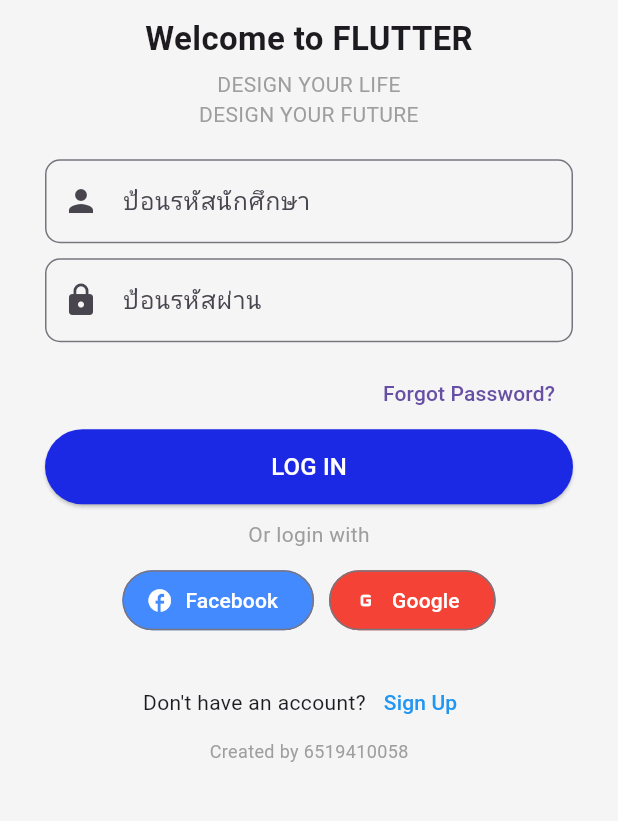
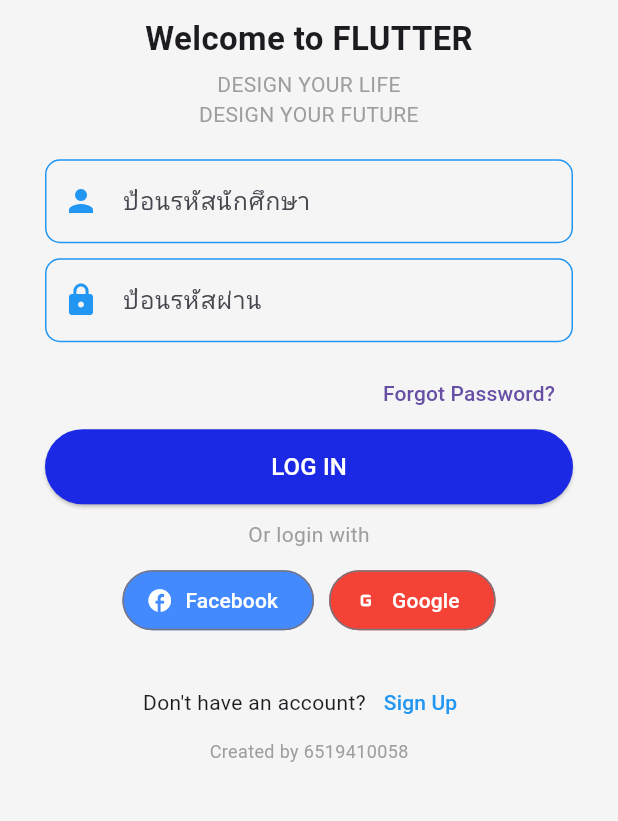
Before and after one commit to PrQnHuBer/flutter_app_6519410058, a Flutter app: the screen it shows after launch, on a phone screen of 412 x 824 dp, the part 296-1117 px from its top. Run offline on Flutter 3.47's test engine with Material 3 defaults, Android fonts, the phone set to English and light mode, and no system bars; Roboto replaces fonts that are missing (Kanit).

Commit message:
แก้Loginเพิ่ม

```diff
--- a/lib/views/login_ui.dart
+++ b/lib/views/login_ui.dart
@@ -32,17 +32,47 @@
               TextField(
                 decoration: InputDecoration(
                   hintText: "ป้อนรหัสนักศึกษา",
-                      prefixIcon: Icon(Icons.person),
+                  prefixIcon:
+                      Icon(Icons.person, color: Colors.blue), // ไอคอนเป็นสีฟ้า
                   border: OutlineInputBorder(
-                          borderRadius: BorderRadius.circular(10)))),
+                    borderRadius: BorderRadius.circular(10),
+                    borderSide: BorderSide(color: Colors.blue), // กรอบเป็นสีฟ้า
+                  ),
+                  focusedBorder: OutlineInputBorder(
+                    borderRadius: BorderRadius.circular(10),
+                    borderSide:
+                        BorderSide(color: Colors.blue), // กรอบสีฟ้าเมื่อ focus
+                  ),
+                  enabledBorder: OutlineInputBorder(
+                    borderRadius: BorderRadius.circular(10),
+                    borderSide: BorderSide(
+                        color: Colors.blue), // กรอบสีฟ้าเมื่อไม่ได้ focus
+                  ),
+                ),
+              ),
               SizedBox(height: 10),
               TextField(
                 obscureText: true,
                 decoration: InputDecoration(
                   hintText: "ป้อนรหัสผ่าน",
-                      prefixIcon: Icon(Icons.lock),
+                  prefixIcon:
+                      Icon(Icons.lock, color: Colors.blue), // ไอคอนเป็นสีฟ้า
                   border: OutlineInputBorder(
-                          borderRadius: BorderRadius.circular(10)))),
+                    borderRadius: BorderRadius.circular(10),
+                    borderSide: BorderSide(color: Colors.blue), // กรอบเป็นสีฟ้า
+                  ),
+                  focusedBorder: OutlineInputBorder(
+                    borderRadius: BorderRadius.circular(10),
+                    borderSide:
+                        BorderSide(color: Colors.blue), // กรอบสีฟ้าเมื่อ focus
+                  ),
+                  enabledBorder: OutlineInputBorder(
+                    borderRadius: BorderRadius.circular(10),
+                    borderSide: BorderSide(
+                        color: Colors.blue), // กรอบสีฟ้าเมื่อไม่ได้ focus
+                  ),
+                ),
+              ),
               SizedBox(height: 10),
               Align(
                   alignment: Alignment.centerRight,
@@ -56,7 +86,9 @@
                     style: ElevatedButton.styleFrom(
                       backgroundColor: const Color.fromARGB(255, 28, 41, 228),
                     ),
-                      child: Text("LOG IN", style: TextStyle(fontSize: 16 , color: Colors.white )),)),
+                    child: Text("LOG IN",
+                        style: TextStyle(fontSize: 16, color: Colors.white)),
+                  )),
               SizedBox(height: 10),
               Text("Or login with", style: TextStyle(color: Colors.grey)),
               SizedBox(height: 10),
@@ -67,10 +99,10 @@
                       backgroundColor: Colors.blueAccent,
                     ),
                     icon: Icon(Icons.facebook, color: Colors.white),
-                    label: Text("Facebook",
+                    label: Text(
+                      "Facebook",
                       style: TextStyle(color: Colors.white),
-                     )
-                     ),
+                    )),
                 SizedBox(width: 10),
                 OutlinedButton.icon(
                     onPressed: () {},
@@ -78,10 +110,10 @@
                       backgroundColor: Colors.red,
                     ),
                     icon: Icon(Icons.g_mobiledata, color: Colors.white),
-                    label: Text("Google",
+                    label: Text(
+                      "Google",
                       style: TextStyle(color: Colors.white),
-                       )
-                    ),
+                    )),
               ]),
               SizedBox(height: 20),
               Row(mainAxisAlignment: MainAxisAlignment.center, children: [
```
Lines whose indentation alone changed are shown as unchanged.
